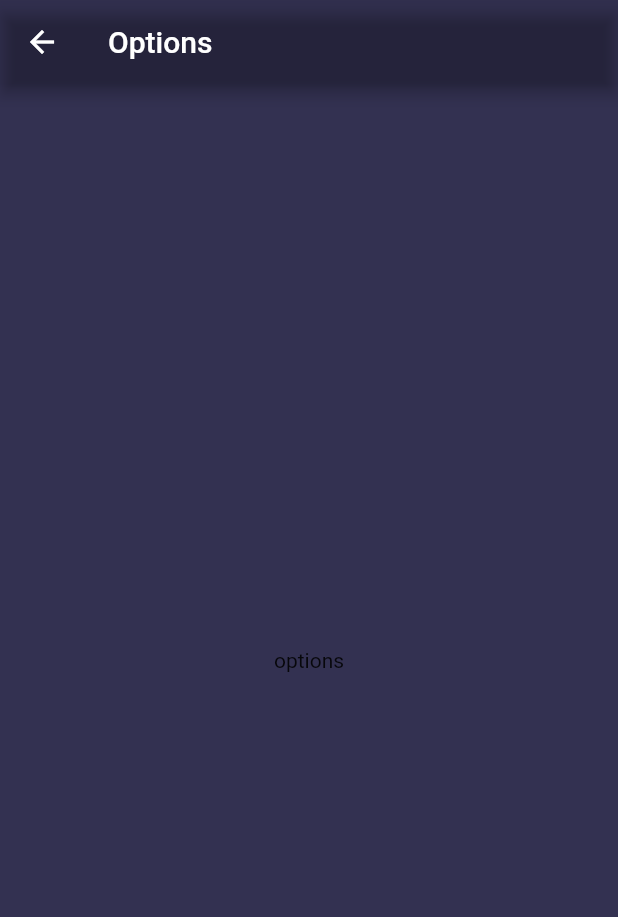
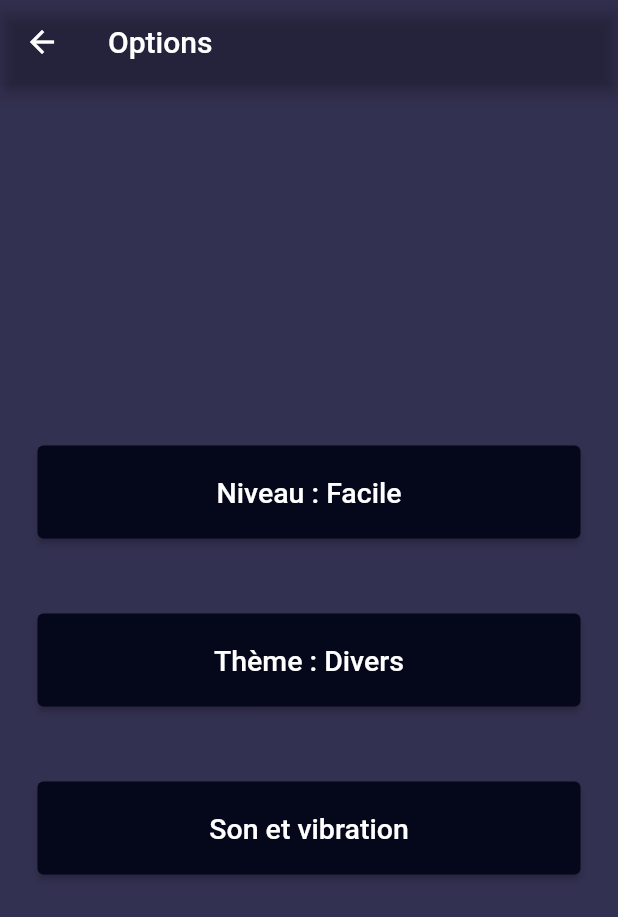
Before and after one commit to JESSYV96/Quizz-App, a Flutter app: the screen it shows after launch, after a tap on "Options", on a phone screen of 412 x 824 dp. Shown: the top 917 px of the screen. Run offline on Flutter 3.47's test engine with Material 2 defaults, Android fonts, the phone set to English and light mode, and no system bars; our stand-ins replace bloc.

Commit message:
Refactor and  Set up Options Screen UI

```diff
--- /dev/null
+++ b/lib/business_logic/level/cubit/level_cubit.dart
@@ -0,0 +1,8 @@
+import 'package:bloc/bloc.dart';
+import 'package:meta/meta.dart';
+
+part 'level_state.dart';
+
+class LevelCubit extends Cubit<LevelState> {
+  LevelCubit() : super(LevelInitial());
+}
--- /dev/null
+++ b/lib/business_logic/level/cubit/level_state.dart
@@ -0,0 +1,6 @@
+part of 'level_cubit.dart';
+
+@immutable
+abstract class LevelState {}
+
+class LevelInitial extends LevelState {}
--- a/lib/main.dart
+++ b/lib/main.dart
@@ -1,8 +1,8 @@
 import 'package:flutter/material.dart';
 
-import 'screens/game_screen.dart';
-import 'screens/home_screen.dart';
-import 'screens/options_screen.dart';
+import 'presentation/screens/game_screen.dart';
+import 'presentation/screens/home_screen.dart';
+import 'presentation/screens/options_screen.dart';
 
 void main() {
   runApp(MyApp());
@@ -13,11 +13,6 @@ class MyApp extends StatelessWidget {
   Widget build(BuildContext context) {
     return MaterialApp(
       debugShowCheckedModeBanner: false,
-      theme: ThemeData(
-        textTheme: TextTheme(
-          bodyText1: TextStyle(color: Colors.white),
-        ),
-      ),
       routes: {
         '/': (context) => HomeScreen(),
         '/game': (context) => GameScreen(),
--- a/lib/screens/game_screen.dart
+++ b/lib/presentation/screens/game_screen.dart
@@ -1,6 +1,6 @@
 import 'package:flutter/material.dart';
 
-import 'layouts/default_layout.dart';
+import '../layouts/default_layout.dart';
 
 class GameScreen extends StatelessWidget {
   const GameScreen({Key? key}) : super(key: key);
--- a/lib/screens/home_screen.dart
+++ b/lib/presentation/screens/home_screen.dart
@@ -2,7 +2,7 @@ import 'package:flutter/material.dart';
 import 'package:quizz_app/widgets/common_button.dart';
 import 'package:quizz_app/widgets/main_button.dart';
 
-import 'layouts/default_layout.dart';
+import '../layouts/default_layout.dart';
 
 class HomeScreen extends StatelessWidget {
   const HomeScreen({Key? key}) : super(key: key);
--- /dev/null
+++ b/lib/presentation/screens/options_screen.dart
@@ -0,0 +1,34 @@
+import 'package:flutter/material.dart';
+import 'package:quizz_app/widgets/common_button.dart';
+import '../layouts/default_layout.dart';
+
+class OptionsScreen extends StatelessWidget {
+  @override
+  Widget build(BuildContext context) {
+    return DefaultLayout(
+      appBar: AppBar(
+        title: Text('Options'),
+        backgroundColor: Colors.transparent,
+      ),
+      screen: Column(
+        mainAxisAlignment: MainAxisAlignment.center,
+        children: [
+          CommonButton(
+            text: 'Niveau : Facile',
+            color: Color(0xFF05071B),
+          ),
+          SizedBox(height: 50),
+          CommonButton(
+            text: 'Thème : Divers',
+            color: Color(0xFF05071B),
+          ),
+          SizedBox(height: 50),
+          CommonButton(
+            text: 'Son et vibration',
+            color: Color(0xFF05071B),
+          ),
+        ],
+      ),
+    );
+  }
+}
--- a/lib/screens/options_screen.dart
+++ /dev/null
@@ -1,19 +0,0 @@
-import 'package:flutter/material.dart';
-
-import 'layouts/default_layout.dart';
-
-class OptionsScreen extends StatelessWidget {
-  @override
-  Widget build(BuildContext context) {
-    return DefaultLayout(
-        appBar: AppBar(
-          title: Text('Options'),
-          backgroundColor: Colors.transparent,
-        ),
-        screen: Container(
-          child: Center(
-            child: Text('options'),
-          ),
-        ));
-  }
-}
--- a/lib/widgets/common_button.dart
+++ b/lib/widgets/common_button.dart
@@ -1,12 +1,12 @@
 import 'package:flutter/material.dart';
 
 class CommonButton extends StatelessWidget {
-  const CommonButton(
-      {Key? key, required this.text, required this.color, this.routeName})
-      : super(key: key);
+  const CommonButton({required this.text, required this.color, this.routeName})
+      : super();
   final Color color;
   final String text;
   final String? routeName;
+
   @override
   Widget build(BuildContext context) {
     return Container(
@@ -17,10 +17,9 @@ class CommonButton extends StatelessWidget {
                 MaterialStateProperty.all(EdgeInsets.symmetric(vertical: 20)),
             backgroundColor: MaterialStateProperty.all(color)),
         onPressed: () {
-          if(routeName != null) {
+          if (routeName != null) {
             Navigator.pushNamed(context, routeName!);
           }
-
         },
         child: Text(
           text,
--- a/pubspec.yaml
+++ b/pubspec.yaml
@@ -23,10 +23,8 @@ environment:
 dependencies:
   flutter:
     sdk: flutter
-
-
-  # The following adds the Cupertino Icons font to your application.
-  # Use with the CupertinoIcons class for iOS style icons.
+  flutter_bloc:
+  bloc:
   cupertino_icons: ^1.0.2
 
 dev_dependencies:
```
Also changed, not shown: lib/presentation/layouts/default_layout.dart (renamed from lib/screens/layouts/default_layout.dart), pubspec.lock.
